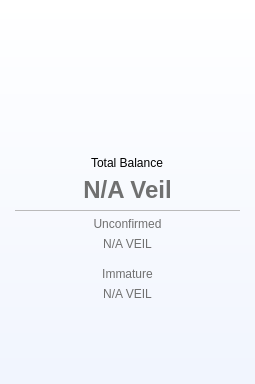
Veil-Project/veil, file src/qt/veil/forms/balance.ui: the form before one commit; both pictures show x 0 to 255 and y 0 to 384 of the 255 by 640 pixel window.
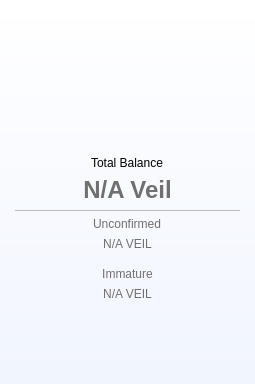
The form after the commit. Icons and pictures are not drawn.

Commit message: balance + tooltip better detailed

What changed in the file:
```diff
--- a/src/qt/veil/forms/balance.ui
+++ b/src/qt/veil/forms/balance.ui
@@ -192,20 +192,21 @@
               </property>
              </widget>
             </item>
-            <item>
-             <widget class="QLabel" name="label_2">
+            <item alignment="Qt::AlignHCenter">
+             <widget class="QPushButton" name="btnUnconfirmed">
+              <property name="layoutDirection">
+               <enum>Qt::RightToLeft</enum>
+              </property>
               <property name="styleSheet">
-               <string notr="true">background-color: transparent;
+               <string notr="true">background-color:transparent;
 color: #707070;</string>
               </property>
               <property name="text">
                <string>Unconfirmed</string>
               </property>
-              <property name="alignment">
-               <set>Qt::AlignCenter</set>
-              </property>
-              <property name="margin">
-               <number>0</number>
+              <property name="icon">
+               <iconset resource="../../veil.qrc">
+                <normaloff>:/icons/ic-information-png</normaloff>:/icons/ic-information-png</iconset>
               </property>
              </widget>
             </item>
```
Left out of the diff: 14 changed lines with no effect on the pictures. The commit also changes 5 other files.
